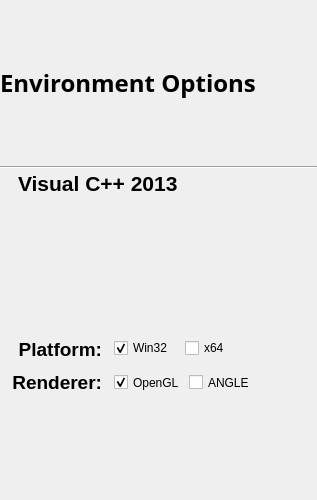
This is ui/WizardPageEnvOptions.ui in cinder/TinderBox as Qt 5 draws it before an edit. The edited form follows.
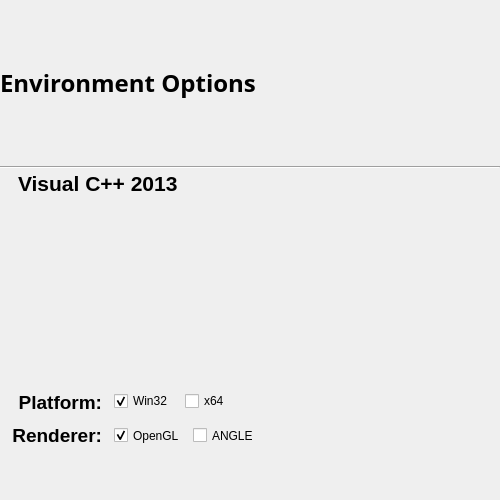
This is the edited form. Icons and pictures are not drawn.

Commit message: Endless attempts to get cross-platform Env Options reasonable

The edit to the form file:
```diff
--- a/ui/WizardPageEnvOptions.ui
+++ b/ui/WizardPageEnvOptions.ui
@@ -6,12 +6,12 @@
    <rect>
     <x>0</x>
     <y>0</y>
-    <width>317</width>
+    <width>500</width>
     <height>500</height>
    </rect>
   </property>
   <property name="sizePolicy">
-   <sizepolicy hsizetype="MinimumExpanding" vsizetype="Minimum">
+   <sizepolicy hsizetype="Minimum" vsizetype="Minimum">
     <horstretch>0</horstretch>
     <verstretch>0</verstretch>
    </sizepolicy>
@@ -19,12 +19,12 @@
   <property name="windowTitle">
    <string>WizardPage</string>
   </property>
-  <layout class="QVBoxLayout" name="verticalLayout">
+  <layout class="QVBoxLayout" name="verticalLayout" stretch="0,0,0,0">
    <property name="spacing">
     <number>0</number>
    </property>
    <property name="sizeConstraint">
-    <enum>QLayout::SetMinAndMaxSize</enum>
+    <enum>QLayout::SetMinimumSize</enum>
    </property>
    <property name="leftMargin">
     <number>0</number>
@@ -148,12 +148,18 @@
    </item>
    <item>
     <layout class="QFormLayout" name="formLayout">
+     <property name="sizeConstraint">
+      <enum>QLayout::SetMinimumSize</enum>
+     </property>
      <property name="fieldGrowthPolicy">
       <enum>QFormLayout::FieldsStayAtSizeHint</enum>
      </property>
      <property name="labelAlignment">
       <set>Qt::AlignRight|Qt::AlignTrailing|Qt::AlignVCenter</set>
      </property>
+     <property name="formAlignment">
+      <set>Qt::AlignLeading|Qt::AlignLeft|Qt::AlignVCenter</set>
+     </property>
      <property name="horizontalSpacing">
       <number>12</number>
      </property>
@@ -168,6 +174,12 @@
      </property>
      <item row="0" column="0">
       <widget class="QLabel" name="vc2013PlatformLabel">
+       <property name="sizePolicy">
+        <sizepolicy hsizetype="Minimum" vsizetype="Minimum">
+         <horstretch>0</horstretch>
+         <verstretch>0</verstretch>
+        </sizepolicy>
+       </property>
        <property name="font">
         <font>
          <family>Helvetica</family>
@@ -189,6 +201,9 @@
        <property name="spacing">
         <number>12</number>
        </property>
+       <property name="sizeConstraint">
+        <enum>QLayout::SetMinimumSize</enum>
+       </property>
        <item>
         <widget class="QCheckBox" name="vc2013Win32CheckBox">
          <property name="text">
@@ -210,6 +225,12 @@
      </item>
      <item row="1" column="0">
       <widget class="QLabel" name="vc2013RendererLabel">
+       <property name="sizePolicy">
+        <sizepolicy hsizetype="Minimum" vsizetype="Minimum">
+         <horstretch>0</horstretch>
+         <verstretch>0</verstretch>
+        </sizepolicy>
+       </property>
        <property name="font">
         <font>
          <family>Helvetica</family>
@@ -229,10 +250,10 @@
      <item row="1" column="1">
       <layout class="QHBoxLayout" name="rendererLayout">
        <property name="spacing">
-        <number>4</number>
+        <number>8</number>
        </property>
        <property name="sizeConstraint">
-        <enum>QLayout::SetDefaultConstraint</enum>
+        <enum>QLayout::SetMinimumSize</enum>
        </property>
        <item>
         <widget class="QCheckBox" name="vc2013OpenGlCheckBox">
```
The commit also changes 1 other file.
